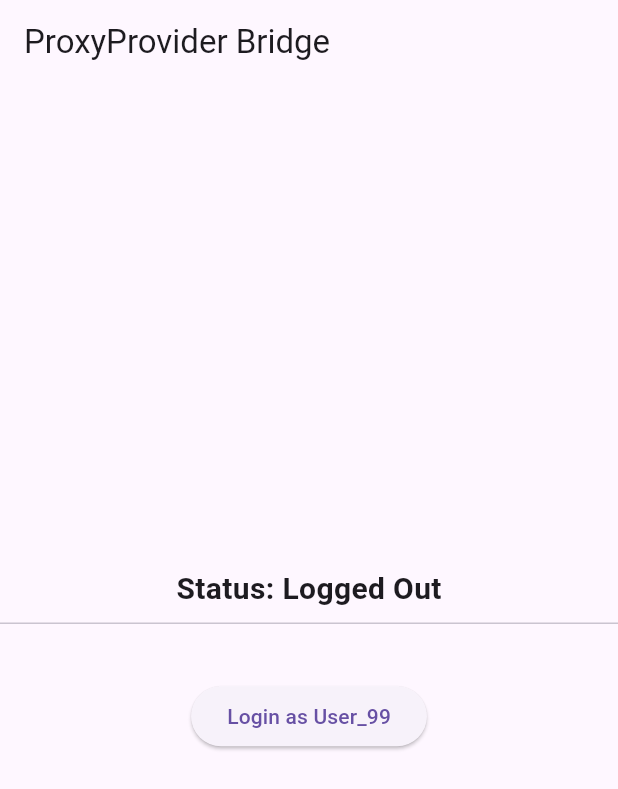
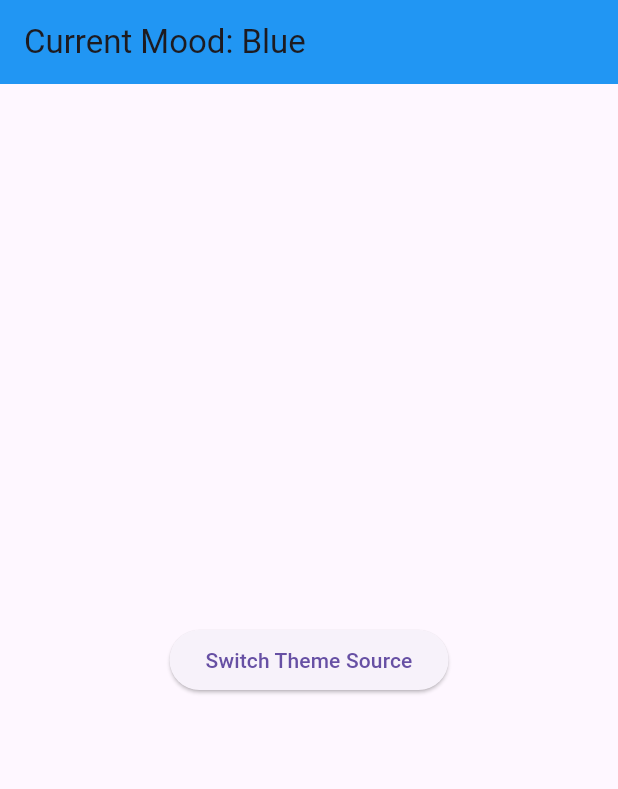
Before and after one commit to ronniecutamora/provider-tutorial, a Flutter app: the screen it shows after launch, on a phone screen of 412 x 824 dp. Shown: the top 789 px of the screen. Run offline on Flutter 3.47's test engine with Material 3 defaults, Android fonts, the phone set to English and light mode, and no system bars.

Commit message:
add simple proxy provider

```diff
--- a/lib/main.dart
+++ b/lib/main.dart
@@ -1,48 +1,28 @@
 import 'package:flutter/material.dart';
 import 'package:provider/provider.dart';
 
-// 1. THE PARENT: AuthProvider (The Rain Sensor)
-class AuthProvider extends ChangeNotifier {
-  String? _userId;
-  String? get userId => _userId;
+// 1. THE SOURCE: ThemeProvider (ChangeNotifier)
+class ThemeProvider extends ChangeNotifier {
+  String _colorName = "Blue";
+  Color _actualColor = Colors.blue;
 
-  void login(String id) {
-    _userId = id;
-    print("Auth: User logged in as $id");
-    notifyListeners();
-  }
+  String get colorName => _colorName;
+  Color get actualColor => _actualColor;
 
-  void logout() {
-    _userId = null;
+  void switchToRed() {
+    _colorName = "Red";
+    _actualColor = Colors.red;
     notifyListeners();
   }
 }
 
-// 2. THE DEPENDENT: CartProvider (The Sprinkler)
-class CartProvider extends ChangeNotifier {
-  String? _currentUserId;
-  List<String> _items = [];
+// 2. THE DEPENDENT: AppSettings (Simple Class - NO ChangeNotifier)
+// This class is just a "container" for data.
+class AppSettings {
+  final String themeTitle;
+  final Color displayColor;
 
-  List<String> get items => _items;
-
-  // This is the method the ProxyProvider will call
-  void updateUserId(String? newId) {
-    // Only fetch if the ID actually changed to avoid infinite loops
-    if (_currentUserId != newId) {
-      _currentUserId = newId;
-      _fetchUserCart();
-    }
-  }
-
-  void _fetchUserCart() {
-    if (_currentUserId == null) {
-      _items = [];
-    } else {
-      // Mocking a database fetch
-      _items = ["Laptop for $_currentUserId", "Mouse for $_currentUserId"];
-    }
-    notifyListeners();
-  }
+  AppSettings({required this.themeTitle, required this.displayColor});
 }
 
 // 3. THE MAIN SETUP
@@ -50,57 +30,45 @@ void main() {
   runApp(
     MultiProvider(
       providers: [
-        // Parent must be first
-        ChangeNotifierProvider(create: (_) => AuthProvider()),
+        // Source Provider
+        ChangeNotifierProvider(create: (_) => ThemeProvider()),
 
-        // Dependent uses ProxyProvider
-        ChangeNotifierProxyProvider<AuthProvider, CartProvider>(
-          create: (_) => CartProvider(),
-          update: (context, auth, cart) {
-            // We 'inject' the userId from Auth into the Cart
-            return cart!..updateUserId(auth.userId);
-          },
+        // ProxyProvider: Listens to ThemeProvider, creates AppSettings
+        ProxyProvider<ThemeProvider, AppSettings>(
+          update: (context, theme, previous) => AppSettings(
+            themeTitle: "Current Mood: ${theme.colorName}",
+            displayColor: theme.actualColor,
+          ),
         ),
       ],
-      child: const MaterialApp(home: ProxyScreen()),
+      child: const MyApp(),
     ),
   );
 }
 
 // 4. THE UI
-class ProxyScreen extends StatelessWidget {
-  const ProxyScreen({super.key});
+class MyApp extends StatelessWidget {
+  const MyApp({super.key});
 
   @override
   Widget build(BuildContext context) {
-    final auth = context.watch<AuthProvider>();
-    final cart = context.watch<CartProvider>();
+    // We listen to the Simple Class (AppSettings), NOT the ThemeProvider directly
+    final settings = context.watch<AppSettings>();
 
-    return Scaffold(
-      appBar: AppBar(title: const Text("ProxyProvider Bridge")),
-      body: Center(
-        child: Column(
-          mainAxisAlignment: MainAxisAlignment.center,
-          children: [
-            Text(
-              auth.userId == null ? "Status: Logged Out" : "User ID: ${auth.userId}",
-              style: const TextStyle(fontSize: 20, fontWeight: FontWeight.bold),
-            ),
-            const Divider(),
-            ...cart.items.map((item) => Text(item)).toList(),
-            const SizedBox(height: 30),
-
-            if (auth.userId == null)
-              ElevatedButton(
-                onPressed: () => context.read<AuthProvider>().login("User_99"),
-                child: const Text("Login as User_99"),
-              )
-            else
-              ElevatedButton(
-                onPressed: () => context.read<AuthProvider>().logout(),
-                child: const Text("Logout"),
-              ),
-          ],
+    return MaterialApp(
+      home: Scaffold(
+        appBar: AppBar(
+          title: Text(settings.themeTitle),
+          backgroundColor: settings.displayColor,
+        ),
+        body: Center(
+          child: ElevatedButton(
+            onPressed: () {
+              // We change the source, and ProxyProvider updates the Dependent
+              context.read<ThemeProvider>().switchToRed();
+            },
+            child: const Text("Switch Theme Source"),
+          ),
         ),
       ),
     );
```
